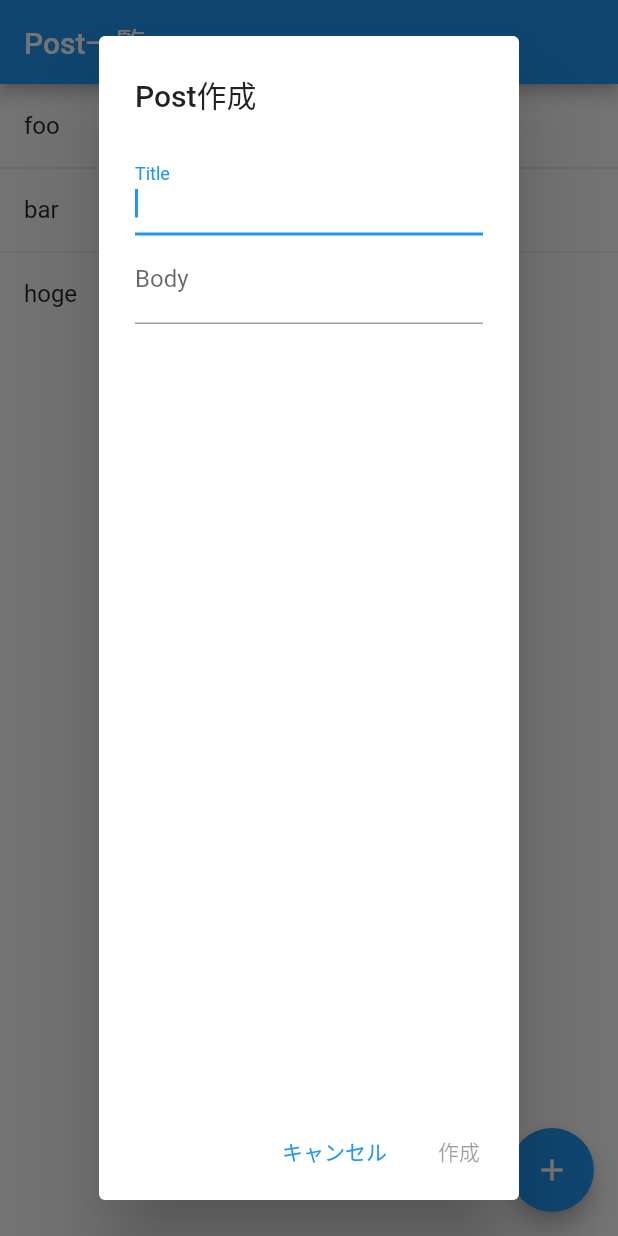
After one commit to axis-sato/posts_flutter, a Flutter app: the screen it shows after launch, after a tap on the "add" icon, on a phone screen of 412 x 824 dp. The commit adds this screen. Run offline on Flutter 3.47's test engine with Material 2 defaults, Android fonts, the phone set to English and light mode, and no system bars; our stand-ins replace logger.

Commit message:
Add Create New Post dialog

```diff
--- a/lib/main.dart
+++ b/lib/main.dart
@@ -1,5 +1,5 @@
 import 'package:flutter/material.dart';
-import 'package:posts_flutter/ui/pages/posts_page.dart';
+import 'package:posts_flutter/ui/pages/posts/posts_page.dart';
 
 void main() {
   runApp(App());
--- /dev/null
+++ b/lib/ui/pages/posts/create_post_dialog.dart
@@ -0,0 +1,74 @@
+import 'package:flutter/material.dart';
+
+class CreatePostDialog extends StatefulWidget {
+  @override
+  _CreatePostDialogState createState() => _CreatePostDialogState();
+}
+
+class _CreatePostDialogState extends State<CreatePostDialog> {
+  String _title = "";
+  String _body = "";
+
+  @override
+  Widget build(BuildContext context) {
+    return AlertDialog(
+      title: const Text("Post作成"),
+      content: Column(
+        children: <Widget>[
+          TextField(
+            autofocus: true,
+            decoration: const InputDecoration(
+              labelText: 'Title',
+            ),
+            onChanged: (value) {
+              setState(() {
+                _title = value.trim();
+              });
+            },
+          ),
+          TextField(
+            autofocus: true,
+            decoration: const InputDecoration(
+              labelText: 'Body',
+            ),
+            onChanged: (value) {
+              setState(() {
+                _body = value.trim();
+              });
+            },
+          ),
+        ],
+      ),
+      actions: <Widget>[
+        TextButton(
+          onPressed: () {
+            Navigator.of(context).pop(null);
+          },
+          child: const Text('キャンセル'),
+        ),
+        TextButton(
+          onPressed: _title == "" || _body == ""
+              ? null
+              : () {
+                  Navigator.of(context).pop(
+                    NewPost(title: _title, body: _body),
+                  );
+                },
+          child: const Text('作成'),
+        ),
+      ],
+    );
+  }
+}
+
+class NewPost {
+  String title;
+  String body;
+
+  NewPost({required this.title, required this.body});
+
+  @override
+  String toString() {
+    return "NewPost: {title $title, body $body}";
+  }
+}
--- a/lib/ui/pages/posts_page.dart
+++ b/lib/ui/pages/posts/posts_page.dart
@@ -1,6 +1,8 @@
 import 'package:flutter/material.dart';
 import 'package:posts_flutter/data/models/post.dart';
 import 'package:posts_flutter/ui/pages/post_page.dart';
+import 'package:posts_flutter/ui/pages/posts/create_post_dialog.dart';
+import 'package:posts_flutter/utils/logger.dart';
 
 class PostsPage extends StatelessWidget {
   final _posts = [
@@ -33,6 +35,24 @@ class PostsPage extends StatelessWidget {
         ),
         itemCount: _posts.length,
       ),
+      floatingActionButton: FloatingActionButton(
+        onPressed: () async {
+          final newPost = await showDialog<NewPost?>(
+            context: context,
+            builder: (context) {
+              return CreatePostDialog();
+            },
+          );
+
+          if (newPost != null) _createNewPost(newPost);
+        },
+        tooltip: '追加',
+        child: const Icon(Icons.add),
+      ),
     );
   }
+
+  void _createNewPost(NewPost newPost) {
+    logger.d("Post作成 $newPost");
+  }
 }
--- /dev/null
+++ b/lib/utils/logger.dart
@@ -0,0 +1,5 @@
+import 'package:logger/logger.dart';
+
+final logger = Logger(
+  printer: PrettyPrinter(),
+);
--- a/pubspec.yaml
+++ b/pubspec.yaml
@@ -28,6 +28,8 @@ dev_dependencies:
   flutter_test:
     sdk: flutter
   lint: ^1.0.0
+  logger: ^1.0.0
+
 
 # For information on the generic Dart part of this file, see the
 # following page: https://dart.dev/tools/pub/pubspec
```
Also changed, not shown: pubspec.lock.
